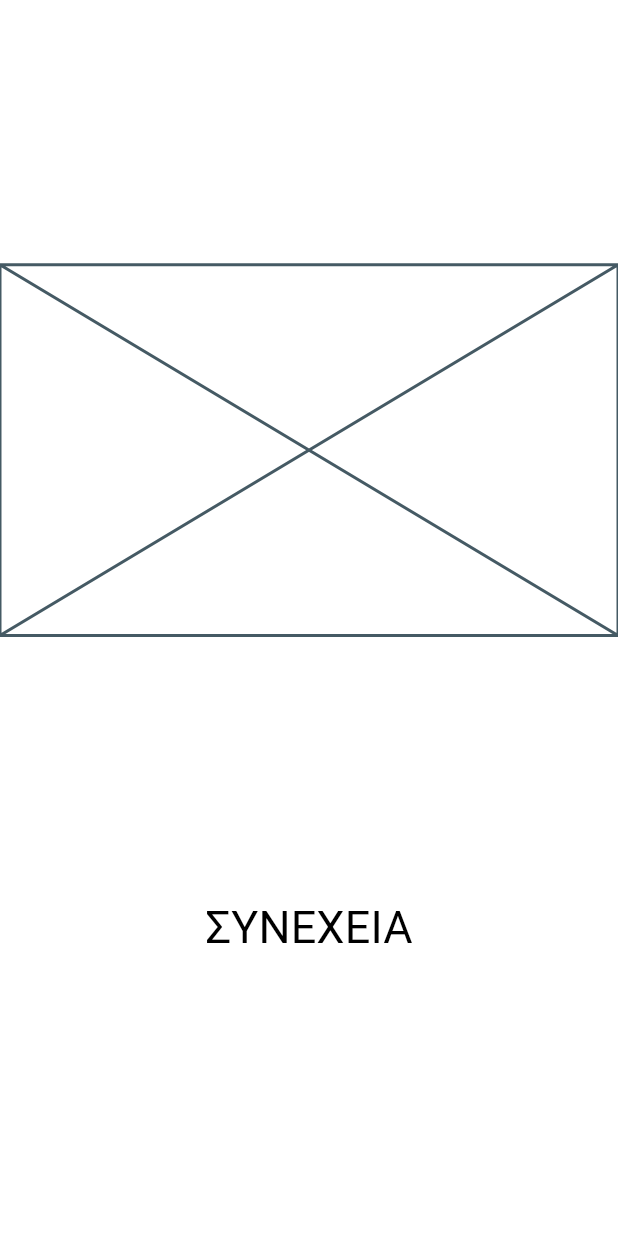
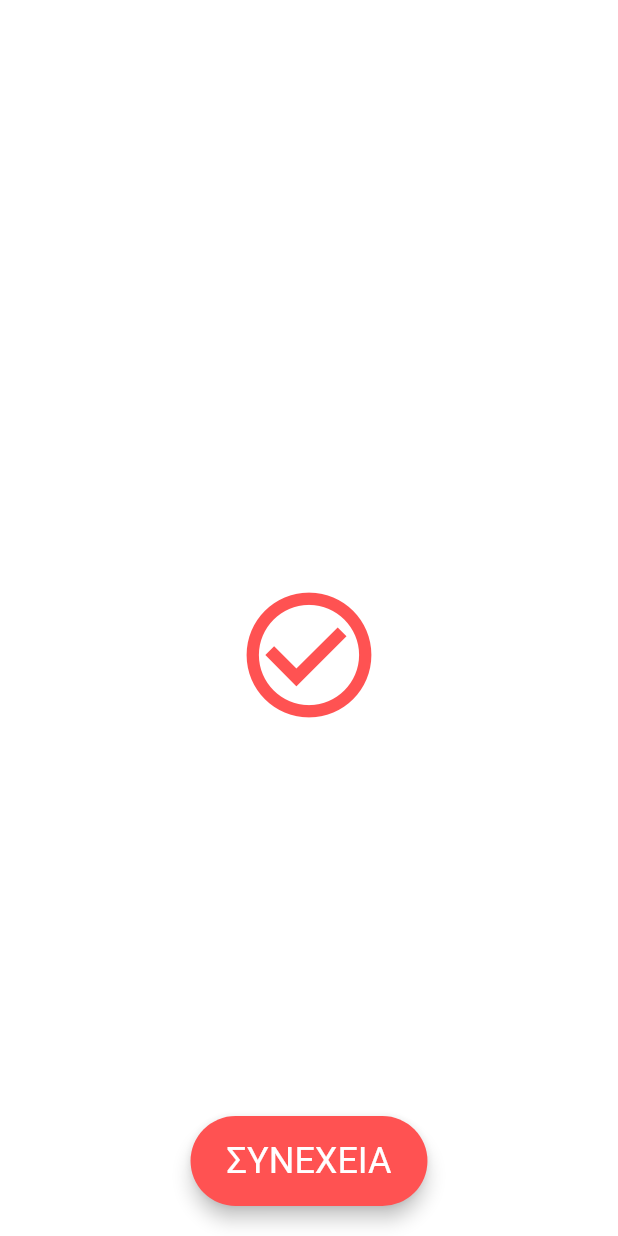
Before and after one commit to TsalemisIasonas/Self_Check-In, a Flutter app: the screen it shows after launch, on a phone screen of 412 x 824 dp. Run offline on Flutter 3.47's test engine with Material 3 defaults, Android fonts, the phone set to English and light mode, and no system bars.

Commit message:
fixed overflow issue

```diff
--- a/lib/pages/home_page.dart
+++ b/lib/pages/home_page.dart
@@ -9,14 +9,16 @@ class HomePage extends StatefulWidget {
 }
 
 class _HomePageState extends State<HomePage> {
-
-  double _containerHeight = 0.0;
+  // We use a double? so we can represent a state where the height
+  // hasn't been set yet (null), which is better than 0.0.
+  double? _containerHeight;
 
   @override
   void initState() {
     super.initState();
-
-    Future.delayed(const Duration(milliseconds: 100), () {
+    // Use `WidgetsBinding.instance.addPostFrameCallback` for a more reliable
+    // way to get screen size after the first frame has been built.
+    WidgetsBinding.instance.addPostFrameCallback((_) {
       setState(() {
         _containerHeight = MediaQuery.of(context).size.height;
       });
@@ -30,20 +32,27 @@ class _HomePageState extends State<HomePage> {
       body: Align(
         alignment: Alignment.bottomCenter,
         child: AnimatedContainer(
-          height: _containerHeight,
+          // Check for null and set height to 0.0 if not yet initialized.
+          height: _containerHeight ?? 0.0,
           duration: const Duration(milliseconds: 900),
           child: Center(
             child: Column(
               mainAxisAlignment: MainAxisAlignment.center,
               children: [
-                // const Icon(
-                //   Icons.check_rounded,
-                //   size: 100,
-                //   color: Colors.redAccent,
-                // ),
-                Placeholder(fallbackHeight: MediaQuery.of(context).size.height * 0.3,),
-                SizedBox(height: MediaQuery.of(context).size.height * 0.2),
-                TextButton(
+                // Flexible spacer to push the content down
+                const Spacer(flex: 3),
+
+                // Using a regular Icon and a Spacer for flexible spacing
+                const Icon(
+                  Icons.check_circle_outline,
+                  size: 100,
+                  color: Colors.redAccent,
+                ),
+
+                // Another flexible spacer to push the button up
+                const Spacer(flex: 2),
+
+                ElevatedButton(
                   onPressed: () {
                     Navigator.of(context).push(
                       MaterialPageRoute(
@@ -51,15 +60,25 @@ class _HomePageState extends State<HomePage> {
                       ),
                     );
                   },
-                  child: const Text(
-                    "ΣΥΝΕΧΕΙΑ",
-                    style: TextStyle(
-                      fontSize: 30,
+                  style: ElevatedButton.styleFrom(
+                    backgroundColor: Colors.redAccent,
+                    foregroundColor: Colors.white,
+                    minimumSize: Size(
+                        MediaQuery.of(context).size.width * 0.2, 60),
+                    textStyle: const TextStyle(
+                      fontSize: 24,
                       fontWeight: FontWeight.w400,
-                      color: Colors.black,
                     ),
+                    shape: RoundedRectangleBorder(
+                      borderRadius: BorderRadius.circular(30.0),
+                    ),
+                    elevation: 5,
                   ),
+                  child: const Text("ΣΥΝΕΧΕΙΑ"),
                 ),
+
+                // Add a small spacer at the bottom for a little padding
+                const SizedBox(height: 20),
               ],
             ),
           ),
```
